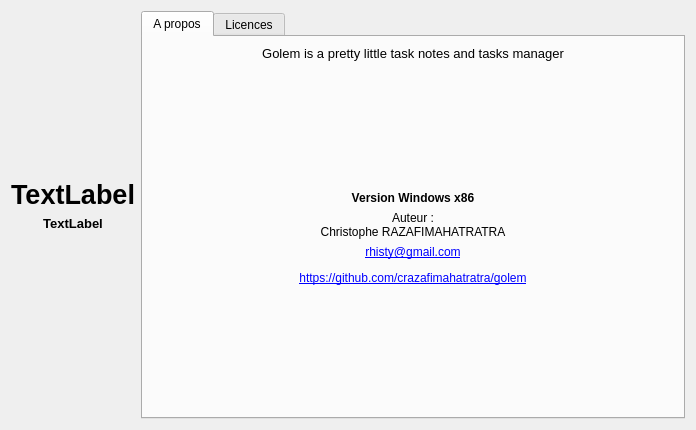
Above: dialogs/dialogabout.ui from crazafimahatratra/golem before the change. Below: the same form after it.
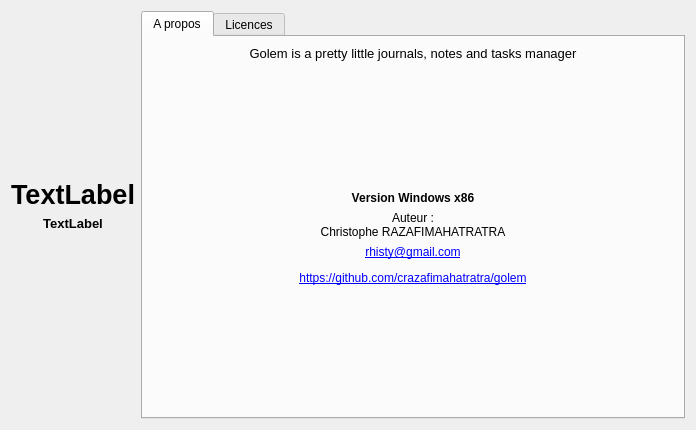
That is the form after the change. Icons and pictures are not drawn.

Commit message: About dialog

```diff
--- a/dialogs/dialogabout.ui
+++ b/dialogs/dialogabout.ui
@@ -112,7 +112,7 @@
           <string notr="true">font-size:10pt</string>
          </property>
          <property name="text">
-          <string>&lt;html&gt;&lt;head/&gt;&lt;body&gt;&lt;p&gt;Golem is a pretty little task notes and tasks manager&lt;/p&gt;&lt;/body&gt;&lt;/html&gt;</string>
+          <string>&lt;html&gt;&lt;head/&gt;&lt;body&gt;&lt;p&gt;Golem is a pretty little journals, notes and tasks manager&lt;/p&gt;&lt;/body&gt;&lt;/html&gt;</string>
          </property>
          <property name="alignment">
           <set>Qt::AlignCenter</set>
```
